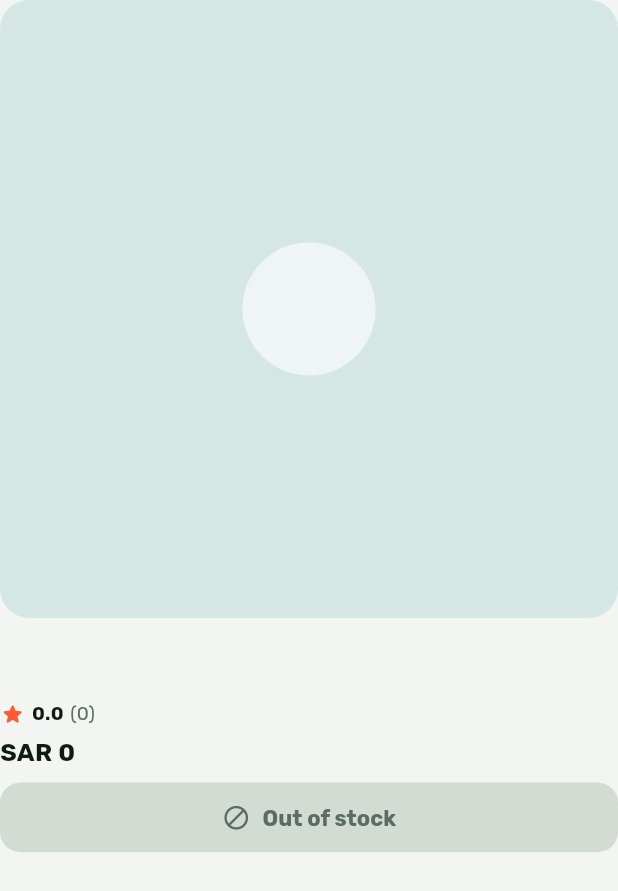
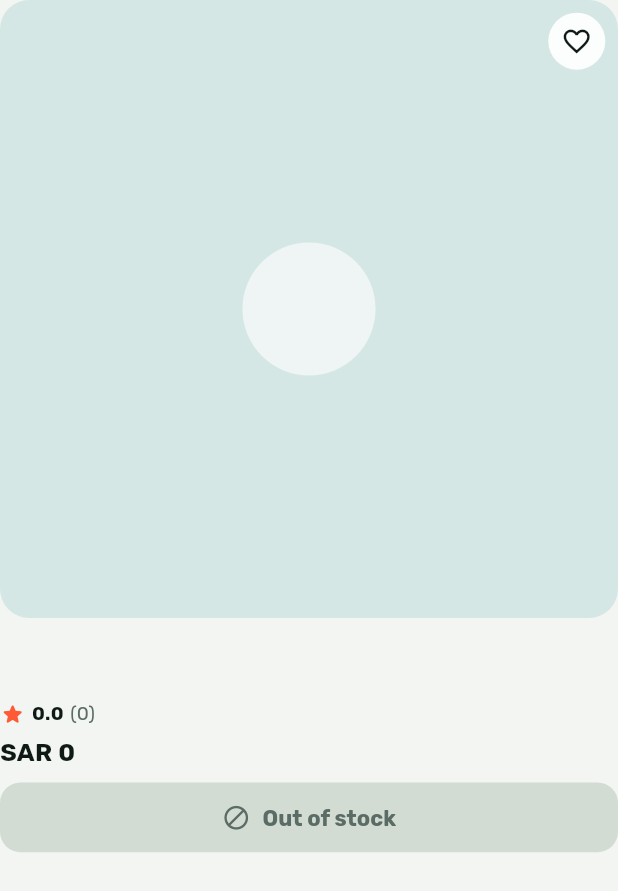
Before and after one commit to absrah/nakhla, a Flutter app: the ProductCard widget shown alone on an empty page, opened directly with empty values, on a phone screen of 412 x 824 dp. Shown: the top 891 px of the screen. Run offline on Flutter 3.47's test engine with Material 3 defaults, Android fonts, the phone set to English and light mode, and no system bars; our stand-ins replace cloud_firestore, firebase_auth, firebase_core, flutter_riverpod, flutter_screenutil, go_router and 2 more; accounts and stored records are empty.

Commit message:
Add wishlist and adjust nav bar

```diff
--- a/lib/core/router/app_routes.dart
+++ b/lib/core/router/app_routes.dart
@@ -6,11 +6,10 @@ abstract final class AppRoutes {
   static const signUp = '/signup';
   static const forgotPassword = '/forgot-password';
 
-  // The five tabs of the bottom navigation bar.
+  // The four tabs of the bottom navigation bar.
   static const home = '/home';
   static const categories = '/categories';
   static const cart = '/cart';
-  static const wishlist = '/wishlist';
   static const account = '/account';
 
   // Screens opened on top of the tabs (no bottom bar).
@@ -30,6 +29,7 @@ abstract final class AppRoutes {
   static const orderPlaced = '/order-placed/:id';
   static String orderPlacedPath(String id) => '$orderPlacedBase/$id';
   static const orders = '/orders';
+  static const wishlist = '/wishlist';
   static const editProfile = '/account/edit';
   static const orderDetail = '/orders/:id';
   static String orderPath(String id) => '/orders/$id';
--- a/lib/features/account/view/account_screen.dart
+++ b/lib/features/account/view/account_screen.dart
@@ -71,6 +71,12 @@ class AccountScreen extends ConsumerWidget {
             icon: Icons.receipt_long_outlined,
             label: 'My orders',
             onTap: () => context.push(AppRoutes.orders),
+          ),
+          SizedBox(height: 10.w),
+          _MenuTile(
+            icon: Icons.favorite_border,
+            label: 'My wishlist',
+            onTap: () => context.push(AppRoutes.wishlist),
           ),
           SizedBox(height: 10.w),
           _MenuTile(
--- a/lib/features/address/view/address_form_screen.dart
+++ b/lib/features/address/view/address_form_screen.dart
@@ -39,8 +39,9 @@ class AddressFormScreen extends ConsumerWidget {
             ),
             data: (list) {
               for (final address in list) {
-                if (address.id == addressId)
+                if (address.id == addressId) {
                   return _AddressForm(existing: address);
+                }
               }
               return const EmptyView(
                 icon: Icons.location_off_outlined,
--- a/lib/features/address/view_model/address_view_model.dart
+++ b/lib/features/address/view_model/address_view_model.dart
@@ -14,8 +14,9 @@ class AddressViewModel {
 
   String _uid() {
     final user = _ref.read(authStateProvider).value;
-    if (user == null)
+    if (user == null) {
       throw const AppException('Log in to manage your addresses.');
+    }
     return user.uid;
   }
 
--- a/lib/features/catalog/view/widgets/product_card.dart
+++ b/lib/features/catalog/view/widgets/product_card.dart
@@ -10,6 +10,7 @@ import '../../../cart/view/add_to_cart.dart';
 import '../../model/product.dart';
 import 'product_image.dart';
 import '../../../cart/view_model/cart_providers.dart';
+import '../../../wishlist/view/wishlist_button.dart';
 
 /// Product card for the 2-column grids: image, name, rating, price and the
 /// lime "Add to cart" button. Tapping the card opens the product.
@@ -38,7 +39,17 @@ class ProductCard extends ConsumerWidget {
       child: Column(
         crossAxisAlignment: CrossAxisAlignment.start,
         children: [
-          ProductImage(product: product),
+          Stack(
+            children: [
+              ProductImage(product: product),
+              // Top corner: the sale tag sits on the other side.
+              PositionedDirectional(
+                top: 8.w,
+                end: 8.w,
+                child: WishlistButton(product: product),
+              ),
+            ],
+          ),
           SizedBox(height: 8.w),
           SizedBox(
             height: 40.w,
--- /dev/null
+++ b/lib/features/wishlist/view/wishlist_button.dart
@@ -0,0 +1,68 @@
+import 'package:flutter/material.dart';
+import 'package:flutter_riverpod/flutter_riverpod.dart';
+import 'package:flutter_screenutil/flutter_screenutil.dart';
+import 'package:go_router/go_router.dart';
+
+import '../../../core/errors/app_exception.dart';
+import '../../../core/router/app_routes.dart';
+import '../../../core/theme/app_palette.dart';
+import '../../auth/view_model/session_provider.dart';
+import '../../catalog/model/product.dart';
+import '../view_model/wishlist_providers.dart';
+import '../view_model/wishlist_view_model.dart';
+
+/// The round heart on a product: tap to save it, tap again to remove it.
+/// A guest is sent to log in first and comes back to the same screen.
+class WishlistButton extends ConsumerWidget {
+  const WishlistButton({super.key, required this.product, this.size = 36});
+
+  final Product product;
+  final double size;
+
+  Future<void> _tap(BuildContext context, WidgetRef ref) async {
+    final user = ref.read(authStateProvider).value;
+    if (user == null) {
+      final here = GoRouterState.of(context).uri.toString();
+      // go, not push: the router must see the log in screen.
+      context.go('${AppRoutes.login}?from=${Uri.encodeComponent(here)}');
+      return;
+    }
+
+    final messenger = ScaffoldMessenger.of(context);
+    try {
+      await ref.read(wishlistViewModelProvider).toggle(product);
+    } on AppException catch (e) {
+      messenger
+        ..hideCurrentSnackBar()
+        ..showSnackBar(SnackBar(content: Text(e.message)));
+    }
+  }
+
+  @override
+  Widget build(BuildContext context, WidgetRef ref) {
+    final saved = ref.watch(isWishlistedProvider(product.id));
+    final scheme = Theme.of(context).colorScheme;
+    final p = context.palette;
+
+    return Tooltip(
+      message: saved ? 'Remove from wishlist' : 'Save to wishlist',
+      child: Material(
+        color: scheme.surface.withValues(alpha: 0.92),
+        shape: const CircleBorder(),
+        child: InkWell(
+          customBorder: const CircleBorder(),
+          onTap: () => _tap(context, ref),
+          child: SizedBox(
+            width: size.w,
+            height: size.w,
+            child: Icon(
+              saved ? Icons.favorite : Icons.favorite_border,
+              size: (size * 0.55).w,
+              color: saved ? p.link : scheme.onSurface,
+            ),
+          ),
+        ),
+      ),
+    );
+  }
+}
--- /dev/null
+++ b/lib/features/wishlist/view_model/wishlist_providers.dart
@@ -0,0 +1,42 @@
+import 'package:flutter_riverpod/flutter_riverpod.dart';
+
+import '../../auth/view_model/session_provider.dart';
+import '../../catalog/model/product.dart';
+import '../../catalog/view_model/catalog_providers.dart';
+import '../model/wishlist_entry.dart';
+import '../model/wishlist_repository.dart';
+
+/// The saved products of the logged-in user (empty for a guest).
+final wishlistEntriesProvider = StreamProvider<List<WishlistEntry>>((ref) {
+  final user = ref.watch(authStateProvider).value;
+  if (user == null) return Stream.value(const <WishlistEntry>[]);
+  return ref.watch(wishlistRepositoryProvider).watch(user.uid);
+});
+
+/// Is this product saved? The heart buttons watch this.
+final isWishlistedProvider = Provider.family<bool, String>((ref, productId) {
+  final entries =
+      ref.watch(wishlistEntriesProvider).value ?? const <WishlistEntry>[];
+  return entries.any((entry) => entry.productId == productId);
+});
+
+/// Saved entries joined with their live product data, newest first.
+/// A product that was deleted from the catalog is left out.
+final wishlistProductsProvider = Provider<AsyncValue<List<Product>>>((ref) {
+  final entries = ref.watch(wishlistEntriesProvider);
+  final products = ref.watch(productsProvider);
+
+  return entries.when(
+    loading: () => const AsyncLoading<List<Product>>(),
+    error: (error, stack) => AsyncError<List<Product>>(error, stack),
+    data: (saved) => products.whenData((all) {
+      final byId = {for (final p in all) p.id: p};
+      final result = <Product>[];
+      for (final entry in saved) {
+        final product = byId[entry.productId];
+        if (product != null) result.add(product);
+      }
+      return result;
+    }),
+  );
+});
```
Also changed, not shown: lib/core/router/app_router.dart (+4 -8 lines), lib/core/widgets/main_shell.dart (+1 -6 lines), lib/features/catalog/view/product_detail_screen.dart (+8 -0 lines), lib/features/wishlist/model/wishlist_entry.dart (added, +19 -0 lines), lib/features/wishlist/model/wishlist_repository.dart (added, +80 -0 lines), lib/features/wishlist/view/wishlist_screen.dart (+37 -8 lines), lib/features/wishlist/view_model/wishlist_view_model.dart (added, +33 -0 lines).
